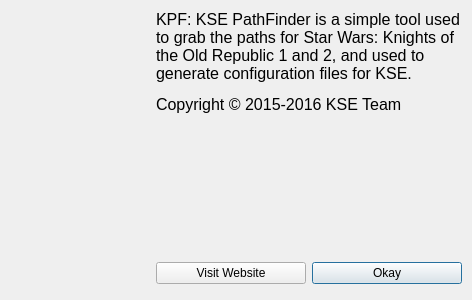
Above: src/aboutdialog.ui from WessellUrdata/kpf-qt before the change. Below: the same form after it.
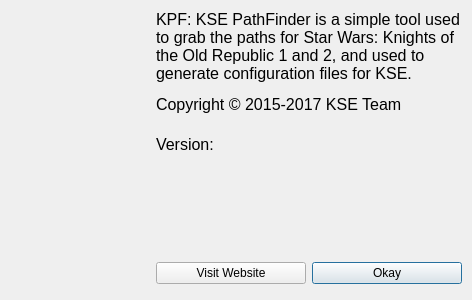
That is the form after the change. Icons and pictures are not drawn.

```diff
--- a/src/aboutdialog.ui
+++ b/src/aboutdialog.ui
@@ -112,13 +112,39 @@
           <string notr="true">font-size: 16px;</string>
          </property>
          <property name="text">
-          <string>&lt;html&gt;&lt;head/&gt;&lt;body&gt;&lt;p&gt;KPF: KSE PathFinder is a simple tool used to grab the paths for Star Wars: Knights of the Old Republic 1 and 2, and used to generate configuration files for KSE.&lt;/p&gt;&lt;p&gt;Copyright © 2015-2016 KSE Team&lt;/p&gt;&lt;/body&gt;&lt;/html&gt;</string>
+          <string>&lt;html&gt;&lt;head/&gt;&lt;body&gt;&lt;p&gt;KPF: KSE PathFinder is a simple tool used to grab the paths for Star Wars: Knights of the Old Republic 1 and 2, and used to generate configuration files for KSE.&lt;/p&gt;&lt;p&gt;Copyright © 2015-2017 KSE Team&lt;/p&gt;&lt;/body&gt;&lt;/html&gt;</string>
          </property>
          <property name="wordWrap">
           <bool>true</bool>
          </property>
         </widget>
        </item>
+       <item>
+        <spacer name="verticalSpacer_4">
+         <property name="orientation">
+          <enum>Qt::Vertical</enum>
+         </property>
+         <property name="sizeType">
+          <enum>QSizePolicy::Fixed</enum>
+         </property>
+         <property name="sizeHint" stdset="0">
+          <size>
+           <width>20</width>
+           <height>15</height>
+          </size>
+         </property>
+        </spacer>
+       </item>
+       <item>
+        <widget class="QLabel" name="lblVersion">
+         <property name="styleSheet">
+          <string notr="true">font-size: 16px;</string>
+         </property>
+         <property name="text">
+          <string>Version: &lt;VERSION&gt;</string>
+         </property>
+        </widget>
+       </item>
        <item>
         <spacer name="verticalSpacer_2">
          <property name="orientation">
```
